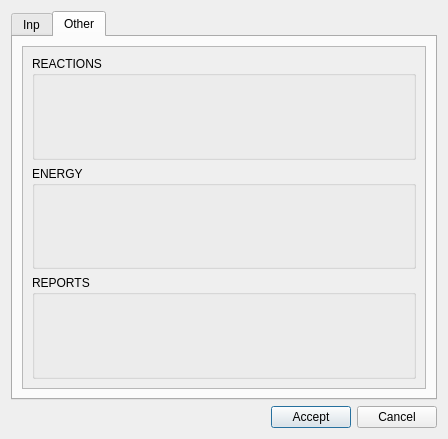
Before: the Qt Designer form core/ui/toolbars/epa/go2epa_options.ui in Giswater/giswater_qgis_plugin, drawn with Qt 5.
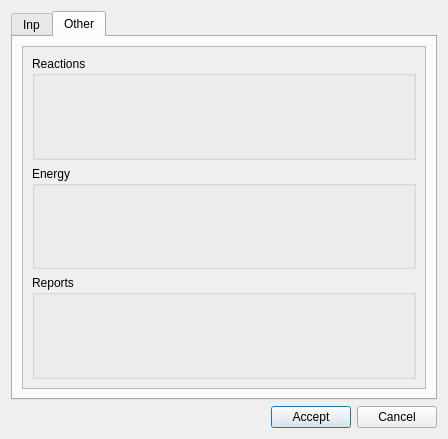
After: the same form once the commit is applied. The open tabs and pages were chosen to show the change.

```diff
--- a/core/ui/toolbars/epa/go2epa_options.ui
+++ b/core/ui/toolbars/epa/go2epa_options.ui
@@ -130,8 +130,8 @@
            <rect>
             <x>0</x>
             <y>0</y>
-            <width>112</width>
-            <height>164</height>
+            <width>396</width>
+            <height>327</height>
            </rect>
           </property>
           <layout class="QGridLayout" name="gridLayout_8">
@@ -140,7 +140,7 @@
              <item>
               <widget class="QGroupBox" name="groupBox">
                <property name="title">
-                <string>REACTIONS</string>
+                <string>Reactions</string>
                </property>
                <layout class="QGridLayout" name="gridLayout_9">
                 <item row="0" column="0">
@@ -155,7 +155,7 @@
              <item>
               <widget class="QGroupBox" name="groupBox_2">
                <property name="title">
-                <string>ENERGY</string>
+                <string>Energy</string>
                </property>
                <layout class="QGridLayout" name="gridLayout_15">
                 <item row="0" column="0">
@@ -170,7 +170,7 @@
              <item>
               <widget class="QGroupBox" name="grb_reports">
                <property name="title">
-                <string>REPORTS</string>
+                <string>Reports</string>
                </property>
                <layout class="QGridLayout" name="gridLayout_10">
                 <item row="0" column="1">
```
Left out of the diff: 12 changed lines with no effect on the pictures.
